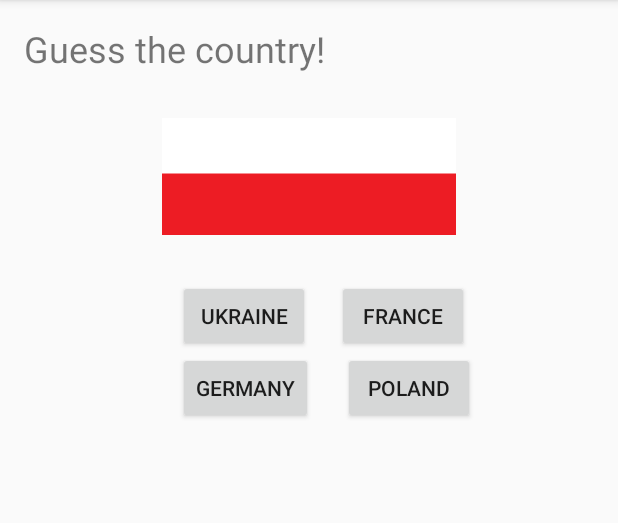
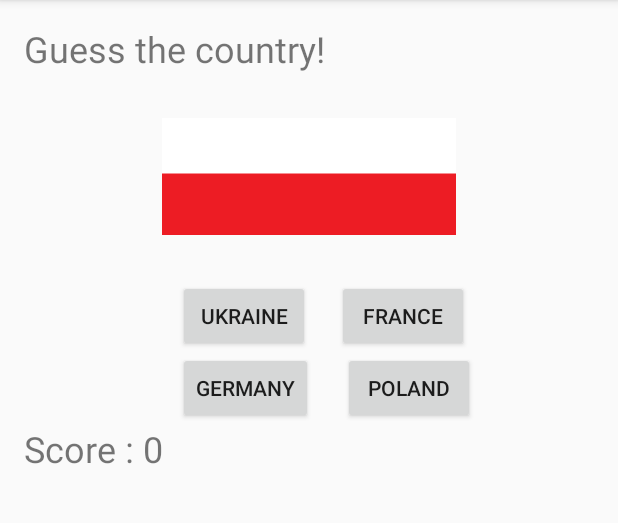
Before and after one commit to Cordlesswire/FlagsQuizApp, an Android app: the screen it shows after launch (MainActivity), after a tap on "POLAND", on a phone screen of 412 x 824 dp, the part 84-607 px from its top. Run offline under Robolectric (Android 15) with nearby library versions, the phone set to English and light mode, and no system bars.

Commit message:
More flags

```diff
--- a/app/src/main/res/layout/activity_main.xml
+++ b/app/src/main/res/layout/activity_main.xml
@@ -74,5 +74,10 @@
             android:layout_marginRight="20dp"
             android:layout_marginEnd="20dp" />
     </RelativeLayout>
+    <TextView
+        android:layout_width="match_parent"
+        android:layout_height="wrap_content"
+        android:id="@+id/Points"
+        android:textSize="24sp"/>
 
 </LinearLayout>
```
Also changed, not shown: app/src/main/res/drawable/afganistan.png (added), app/src/main/res/drawable/albania.png (added), app/src/main/res/drawable/algeria.png (added), app/src/main/res/drawable/andora.png (added), app/src/main/res/drawable/guyana.png (added), app/src/main/res/drawable/haiti.png (added), app/src/main/res/drawable/laos.png (added), app/src/main/res/drawable/malezja.png (added), app/src/main/res/drawable/paragwaj.png (added), app/src/main/res/drawable/srilanka.png (added), app/src/main/res/drawable/tanzania.png (added), app/src/main/res/drawable/togo.png (added), app/src/main/res/drawable/uruguay.png (added), app/src/main/res/drawable/zambia.png (added).
